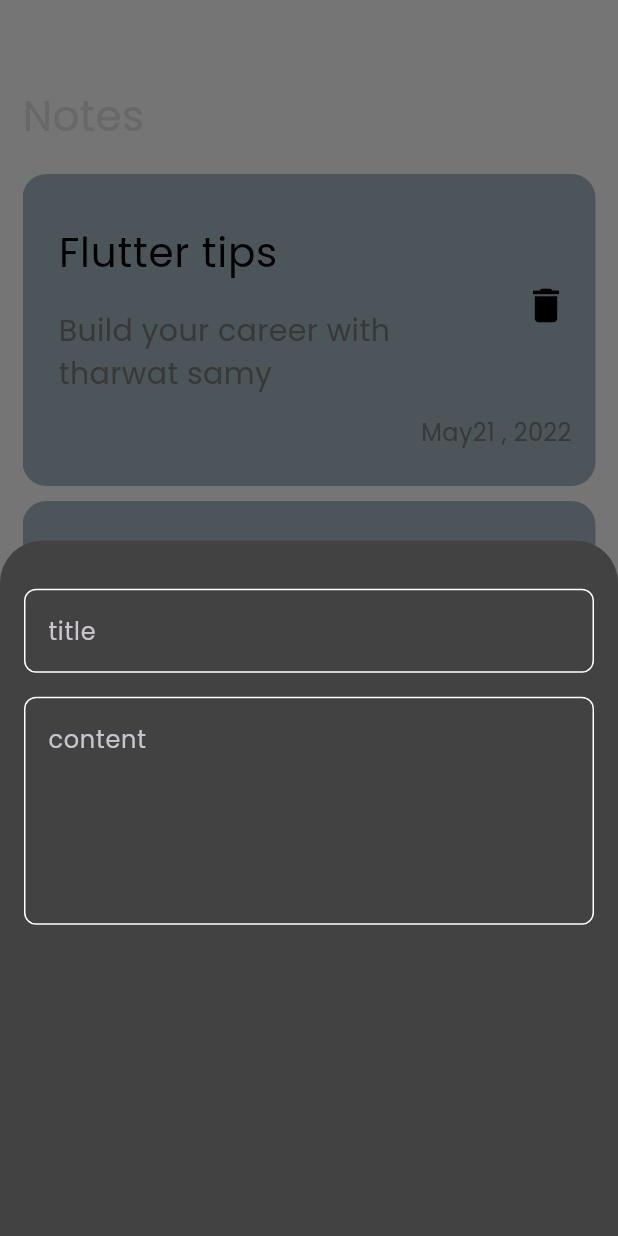
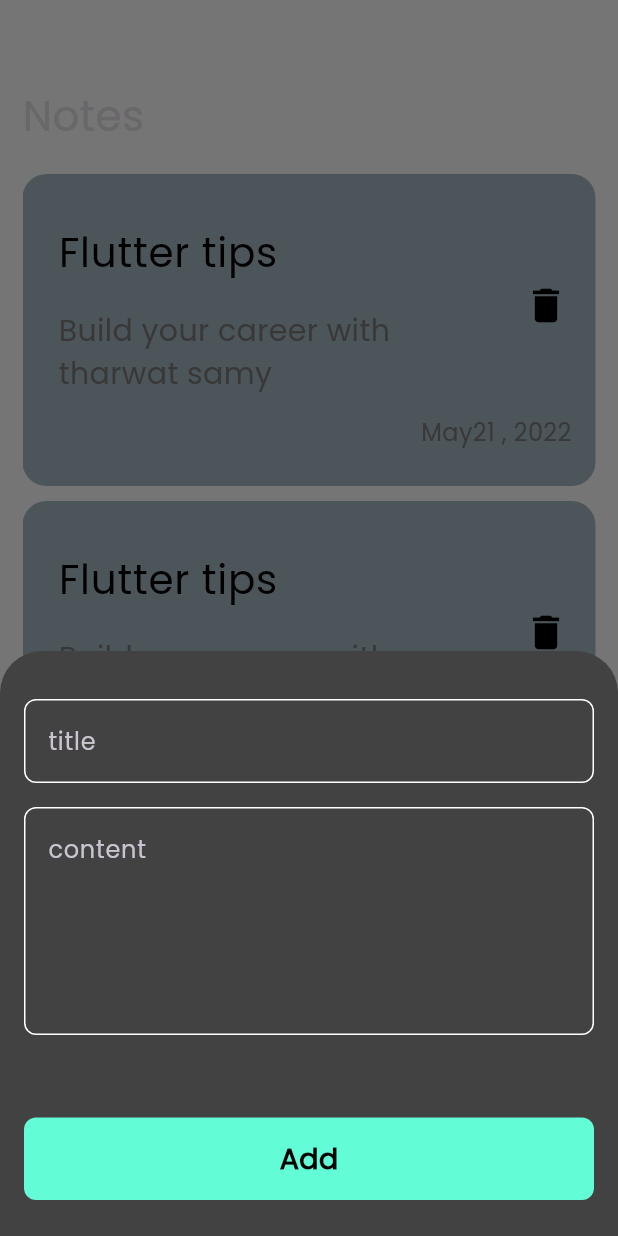
Before and after one commit to AbdelazizSameh/notes_app, a Flutter app: the screen it shows after launch, after a tap on the "add" icon, on a phone screen of 412 x 824 dp. Run offline on Flutter 3.47's test engine with Material 3 defaults, Android fonts, the phone set to English and light mode, and no system bars.

Commit message:
finish notes bottom sheet

```diff
--- a/lib/widgets/add_note_bottom_sheet.dart
+++ b/lib/widgets/add_note_bottom_sheet.dart
@@ -1,5 +1,5 @@
 import 'package:flutter/material.dart';
-import 'package:notes_app/constants.dart';
+import 'package:notes_app/widgets/custom_button.dart';
 import 'package:notes_app/widgets/custom_text_field.dart';
 
 class AddNoteBottomSheet extends StatelessWidget {
@@ -9,13 +9,18 @@ class AddNoteBottomSheet extends StatelessWidget {
   Widget build(BuildContext context) {
     return Padding(
       padding: const EdgeInsets.symmetric(horizontal: 16.0),
+      child: SingleChildScrollView(
         child: Column(
           children: [
             const SizedBox(height: 32),
             CustomTextField(hintText: 'title'),
             const SizedBox(height: 16),
             CustomTextField(hintText: 'content', maxLines: 5),
+            const SizedBox(height: 55),
+            CustomButton(),
+            const SizedBox(height: 24),
           ],
+        ),
       ),
     );
   }
--- /dev/null
+++ b/lib/widgets/custom_button.dart
@@ -0,0 +1,27 @@
+import 'package:flutter/material.dart';
+import 'package:notes_app/constants.dart';
+
+class CustomButton extends StatelessWidget {
+  const CustomButton({super.key});
+
+  @override
+  Widget build(BuildContext context) {
+    return Container(
+      width: MediaQuery.of(context).size.width,
+      height: 55,
+      alignment: Alignment.center,
+      decoration: BoxDecoration(
+        color: kPrimaryColor,
+        borderRadius: BorderRadius.circular(8),
+      ),
+      child: Text(
+        'Add',
+        style: TextStyle(
+          color: Colors.black,
+          fontWeight: FontWeight.bold,
+          fontSize: 19,
+        ),
+      ),
+    );
+  }
+}
```
Lines whose indentation alone changed are shown as unchanged.
